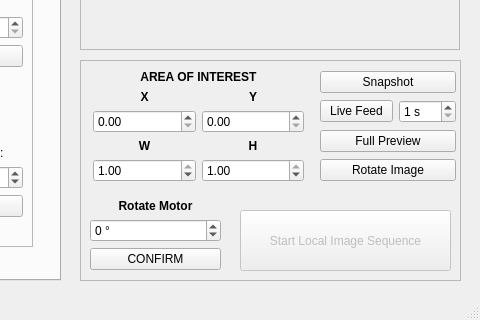
Above: _ui/FlashLapse_CP.ui from CoSE-Jerry/Flashlapse_NEO before the change; both pictures show x 520 to 1000 and y 350 to 670 of the 1000 by 670 pixel window. Below: the same form after it.
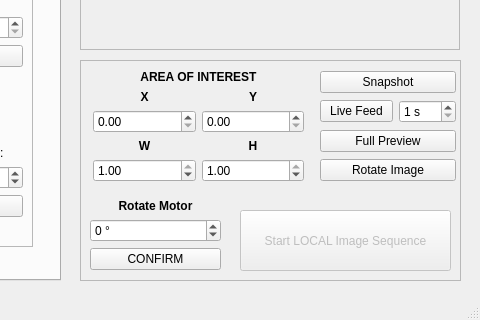
That is the form after the change. Icons and pictures are not drawn.

Diff of the .ui file:
```diff
--- a/_ui/FlashLapse_CP.ui
+++ b/_ui/FlashLapse_CP.ui
@@ -1746,7 +1746,7 @@
       </rect>
      </property>
      <property name="text">
-      <string>Start Local Image Sequence</string>
+      <string>Start LOCAL Image Sequence</string>
      </property>
     </widget>
    </widget>
```
